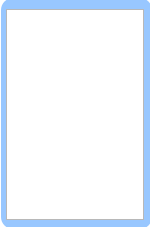
Old version of the form Scripts/ManMade.ui in the repository Plij/Oulutest.
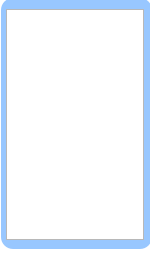
New version of the form.

Patch:
```diff
--- a/Scripts/ManMade.ui
+++ b/Scripts/ManMade.ui
@@ -7,7 +7,7 @@
     <x>0</x>
     <y>0</y>
     <width>150</width>
-    <height>227</height>
+    <height>253</height>
    </rect>
   </property>
   <property name="acceptDrops">
@@ -27,7 +27,7 @@
      <x>1</x>
      <y>-2</y>
      <width>151</width>
-     <height>231</height>
+     <height>251</height>
     </rect>
    </property>
    <property name="frameShape">
@@ -55,7 +55,7 @@
       <x>5</x>
       <y>11</y>
       <width>138</width>
-      <height>211</height>
+      <height>231</height>
      </rect>
     </property>
     <property name="mouseTracking">
```
